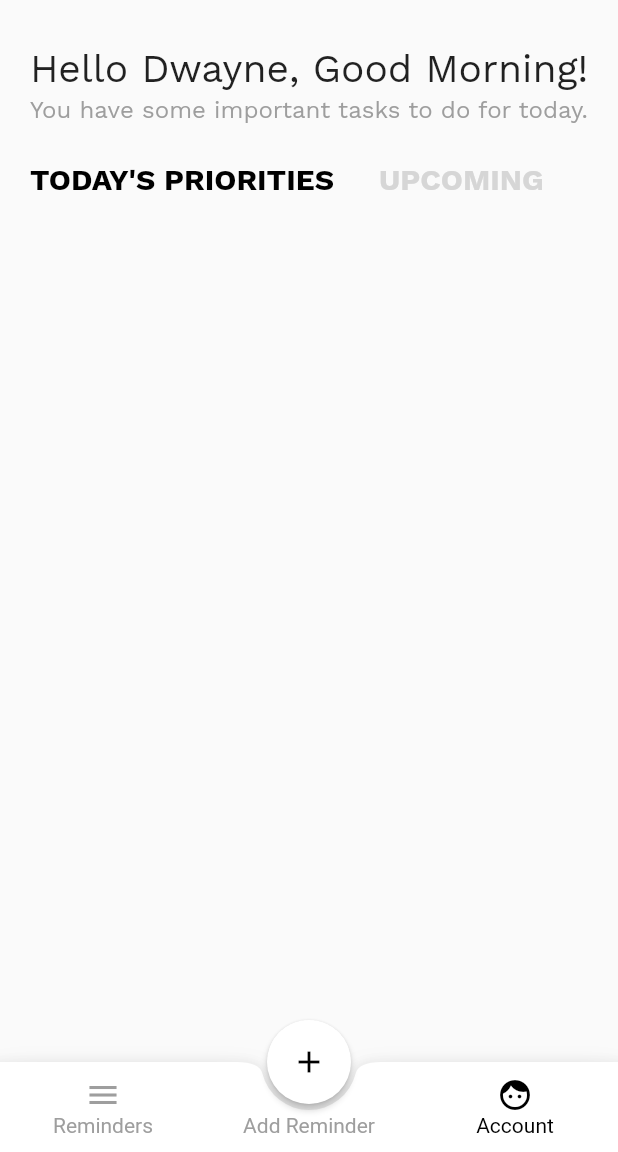
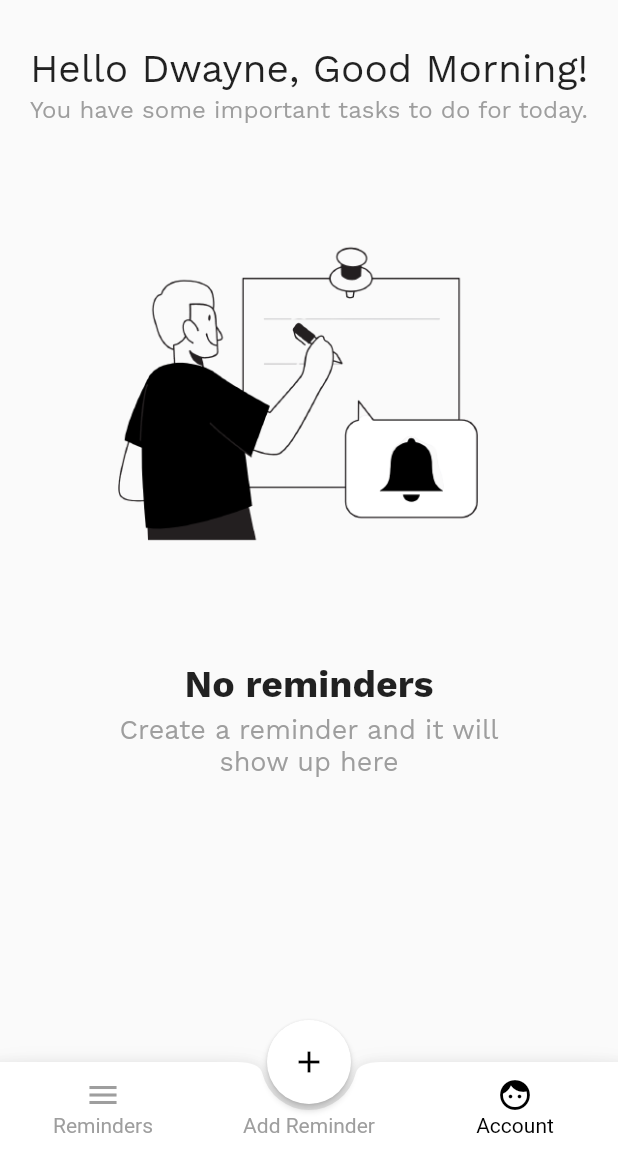
Before and after one commit to deliciafernandes/Checklst, a Flutter app: the screen it shows after launch, on a phone screen of 412 x 824 dp, the part 84-1236 px from its top. Run offline on Flutter 3.47's test engine with Material 2 defaults, Android fonts, the phone set to English and light mode, and no system bars.

Commit message:
no reminders view done

```diff
--- a/lib/utilities/router.dart
+++ b/lib/utilities/router.dart
@@ -1,4 +1,4 @@
-import 'package:checklst/views/mainNavPage.dart';
+import 'package:checklst/views/mainNavView.dart';
 import 'package:checklst/views/undefinedView.dart';
 import 'package:flutter/material.dart';
 import 'routingConstants.dart';
--- /dev/null
+++ b/lib/views/noRemindersBody.dart
@@ -0,0 +1,47 @@
+import 'package:flutter/material.dart';
+
+class NoRemindersBody extends StatelessWidget {
+  @override
+  Widget build(BuildContext context) {
+    return Column(
+      crossAxisAlignment: CrossAxisAlignment.stretch,
+      children: [
+        Padding(
+          padding: const EdgeInsets.symmetric(vertical: 40.0),
+          child: Image.asset(
+            'assets/images/noreminder.png',
+            width: double.maxFinite,
+          ),
+        ),
+        Text(
+          'No reminders',
+          textAlign: TextAlign.center,
+          style: TextStyle(
+            fontSize: 25.0,
+            fontWeight: FontWeight.bold,
+            fontFamily: 'WorkSans',
+          ),
+        ),
+        SizedBox(height: 5.0),
+        Text(
+          'Create a reminder and it will',
+          textAlign: TextAlign.center,
+          style: TextStyle(
+            fontSize: 18.0,
+            fontFamily: 'WorkSans',
+            color: Colors.grey[500],
+          ),
+        ),
+        Text(
+          'show up here',
+          textAlign: TextAlign.center,
+          style: TextStyle(
+            fontSize: 18.0,
+            fontFamily: 'WorkSans',
+            color: Colors.grey[500],
+          ),
+        ),
+      ],
+    );
+  }
+}
--- a/lib/views/remindersBody.dart
+++ b/lib/views/remindersBody.dart
@@ -1,5 +1,7 @@
 import 'package:checklst/utilities/constants.dart';
 import 'package:flutter/material.dart';
+
+import 'noRemindersBody.dart';
 
 class RemindersBody extends StatefulWidget {
   @override
@@ -9,6 +11,7 @@ class RemindersBody extends StatefulWidget {
 class _RemindersBodyState extends State<RemindersBody> {
   String greeting = 'Good Day';
   String _isClicked = 'today\'s priorities';
+  bool _remindersExist = false;
 
   void getGreeting() {
     TimeOfDay now = TimeOfDay.now();
@@ -55,6 +58,9 @@ class _RemindersBodyState extends State<RemindersBody> {
               ),
             ),
           ),
+          (_remindersExist)
+              ? Column(
+                  children: [
                     SizedBox(height: 25.0),
                     Row(
                       children: [
@@ -87,9 +93,14 @@ class _RemindersBodyState extends State<RemindersBody> {
                         ),
                       ],
                     ),
-          // _isClicked == 'today\'s priorities'
-          //     ? Container(color: Colors.black, width: 200, height: 200)
-          //     : Container(color: Colors.pink, width: 200, height: 200),
+                    (_isClicked == 'today\'s priorities'
+                        ? Container(
+                            color: Colors.black, width: 200, height: 200)
+                        : Container(
+                            color: Colors.pink, width: 200, height: 200))
+                  ],
+                )
+              : NoRemindersBody(),
         ],
       ),
     );
```
Also changed, not shown: assets/images/noreminder.png (added), lib/views/mainNavView.dart (renamed from lib/views/mainNavPage.dart). Lines whose indentation alone changed are shown as unchanged.
